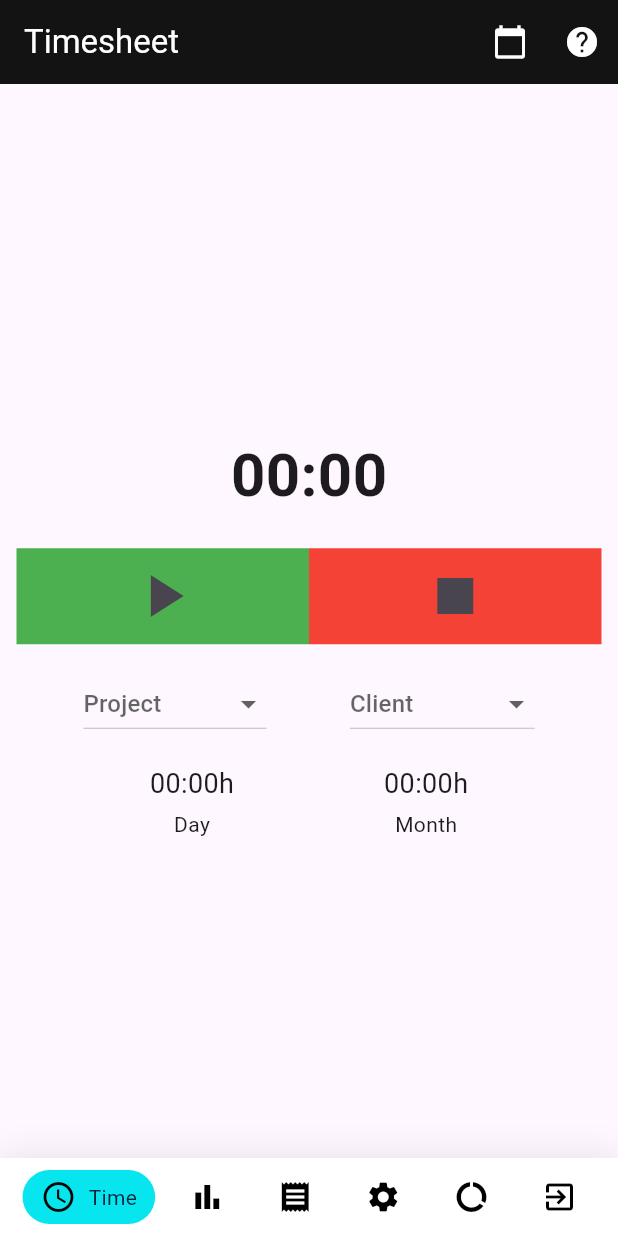
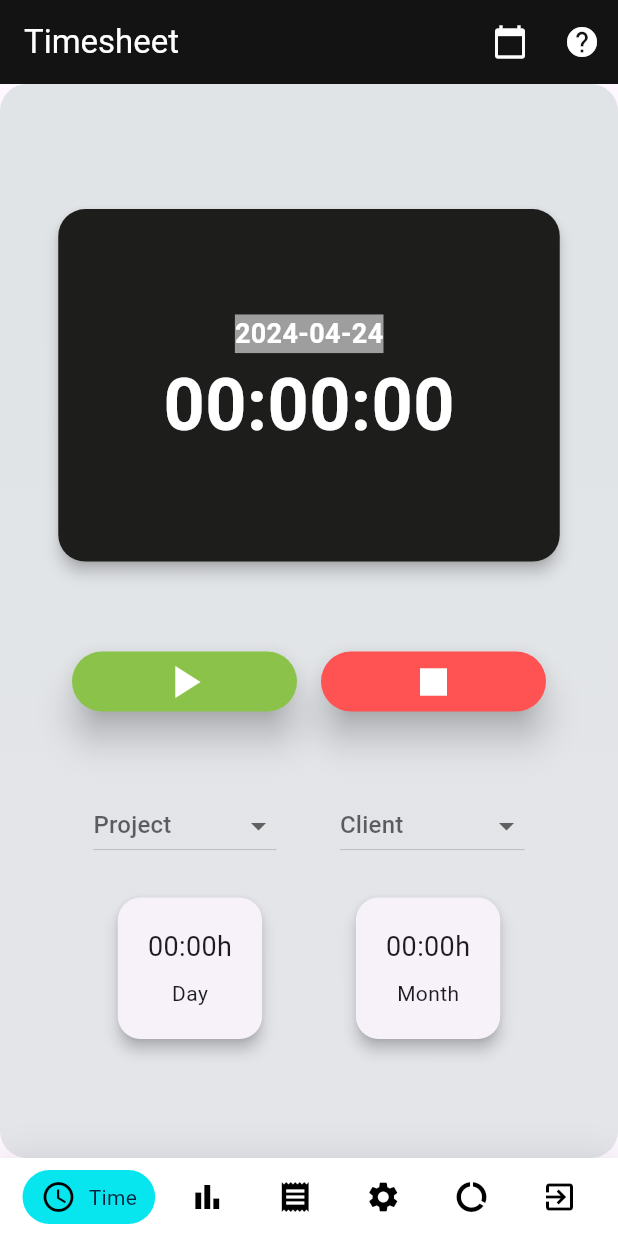
Before and after one commit to soufyane-felate/Timesheet, a Flutter app: the screen it shows after launch, on a phone screen of 412 x 824 dp. Run offline on Flutter 3.47's test engine with Material 3 defaults, Android fonts, the light colour scheme and no system bars; drawn by our look-alikes of google_nav_bar; our stand-ins replace flutter_local_notifications, get, shared_preferences, table_calendar.

Commit message:
add mediaQuery

```diff
--- a/lib/btnButtomFeatures/language_controller.dart
+++ b/lib/btnButtomFeatures/language_controller.dart
@@ -1,3 +1,5 @@
+// ignore_for_file: equal_keys_in_map
+
 import 'package:flutter/material.dart';
 import 'package:get/get.dart';
 
@@ -355,7 +357,6 @@ class LanguageController extends Translations {
           'The new time record will be Hour/Flat Rate based on the project setting':
               'Le nouveau relevé de temps sera basé sur le tarif horaire ou forfaitaire en fonction des paramètres du projet.',
           'Notes': 'Remarques',
-          // ignore: equal_keys_in_map
           'In project setting, you can choose Hour/Flat Rate':
               ' Dans les paramètres du projet, vous pouvez choisir entre le tarif horaire ou forfaitaire.',
           'Click Title to change period':
@@ -533,12 +534,10 @@ class LanguageController extends Translations {
           'Notes': 'Anmerkungen',
           'Status': 'Status',
           'Add Mileage': 'Kilometer hinzufügen',
-          // ignore: equal_keys_in_map
           "Status": "Status",
           "Open": "Offen",
           "Billable": "Abrechenbar",
           "Add Expense / Deduction": "Ausgabe / Abzug hinzufügen",
-          // ignore: equal_keys_in_map
           "Add Mileage": "Kilometerstand hinzufügen",
           "Time in": "Anfangszeit",
           "Time out": "Endzeit",
--- a/lib/second.dart
+++ b/lib/second.dart
@@ -1,7 +1,9 @@
 import 'dart:async';
 import 'dart:io';
 
+import 'package:flutter/cupertino.dart';
 import 'package:flutter/material.dart';
+import 'package:flutter/widgets.dart';
 import 'package:flutter_local_notifications/flutter_local_notifications.dart';
 import 'package:get/get.dart';
 import 'package:google_nav_bar/google_nav_bar.dart';
@@ -9,6 +11,7 @@ import 'package:timesheet_1/btnButtomFeatures/settings.dart';
 import 'package:timesheet_1/calendar_page.dart';
 import 'package:timesheet_1/help.dart';
 import 'package:timesheet_1/update_time.dart';
+import 'package:intl/intl.dart'; // Import the package responsible for formatting dates
 
 class DropdownItem {
   final String displayText;
@@ -61,7 +64,7 @@ class _SecondState extends State<Second> {
 
   void _showNotification(String title, String body) async {
     String elapsedTime = TimerUtil.formatTime(_stopwatch.elapsedMilliseconds);
-  body = '$body\nElapsed Time: $elapsedTime';
+    //body = '$body\nElapsed Time: $elapsedTime';
 
     const AndroidNotificationDetails androidPlatformChannelSpecifics =
         AndroidNotificationDetails(
@@ -84,8 +87,6 @@ class _SecondState extends State<Second> {
       platformChannelSpecifics,
     );
   }
-
-
 
   @override
   void dispose() {
@@ -185,28 +186,23 @@ class _SecondState extends State<Second> {
     return Column(
       children: [
         Text(value, style: TextStyle(fontSize: 18)),
-        SizedBox(height: 4),
+        SizedBox(
+            height: MediaQuery.of(context).size.height *
+                0.01), // Adjust spacing between items using MediaQuery
         Text(label),
       ],
-    );
-  }
-
-  Widget _buildButton(String text, IconData icon, {VoidCallback? onPressed}) {
-    return IconButton(
-      onPressed: onPressed,
-      icon: Column(
-        mainAxisSize: MainAxisSize.min,
-        children: [
-          Icon(icon),
-          Text(text),
-        ],
-      ),
     );
   }
 
   @override
   Widget build(BuildContext context) {
     String formattedTime = TimerUtil.formatTime(_stopwatch.elapsedMilliseconds);
+    String currentDate = DateFormat('yyyy-MM-dd').format(DateTime.now());
+
+    final screenWidth = MediaQuery.of(context).size.width;
+    final screenHeight = MediaQuery.of(context).size.height;
+    final bool isLargeScreen = screenWidth > 600;
+
     return Scaffold(
       appBar: AppBar(
         backgroundColor: const Color.fromARGB(255, 18, 19, 18),
@@ -234,40 +230,110 @@ class _SecondState extends State<Second> {
         ],
       ),
       body: Container(
-        child: Center(
+        decoration: BoxDecoration(
+          gradient: LinearGradient(
+            begin: Alignment.topCenter,
+            end: Alignment.bottomCenter,
+            colors: [
+              Color.fromARGB(255, 224, 228, 230),
+              Color.fromARGB(255, 228, 229, 233),
+            ],
+          ),
+          borderRadius: BorderRadius.circular(18),
+        ),
+        padding: EdgeInsets.all(isLargeScreen ? 40 : 20),
         child: Column(
           mainAxisAlignment: MainAxisAlignment.center,
           children: [
-              SizedBox(height: 20),
+            Column(
+              children: [
+                Card(
+                  margin: EdgeInsets.all(8),
+                  color: const Color.fromARGB(255, 29, 29, 28),
+                  elevation: 4,
+                  shape: RoundedRectangleBorder(
+                    borderRadius: BorderRadius.circular(18.0),
+                  ),
+                  child: Padding(
+                    padding: EdgeInsets.all(
+                      isLargeScreen ? 120 : 70, // زيادة حجم padding
+                    ),
+                    child: Column(
+                      mainAxisAlignment: MainAxisAlignment.start,
+                      children: [
+                        Padding(
+                          padding:
+                              EdgeInsets.only(right: isLargeScreen ? 130 : 0),
+                          child: Text(
+                            currentDate,
+                            style: const TextStyle(
+                              backgroundColor: Colors.grey,
+                              fontSize: 18, // زيادة حجم النص
+                              fontWeight: FontWeight.bold,
+                              color: Colors.white,
+                            ),
+                          ),
+                        ),
                         Text(
                           formattedTime,
-                style: TextStyle(fontSize: 40, fontWeight: FontWeight.bold),
-              ),
-              SizedBox(height: 20),
-              Row(
-                mainAxisAlignment: MainAxisAlignment.center,
-                children: [
-                  Container(
-                    width: 195,
-                    color: Colors.green,
-                    child: IconButton(
-                      icon: Icon(_isRunning ? Icons.pause : Icons.play_arrow),
-                      onPressed: _toggleTimer,
-                      iconSize: 48,
-                    ),
-                  ),
-                  Container(
-                    width: 195,
-                    color: Colors.red,
-                    child: IconButton(
-                      icon: Icon(Icons.stop),
-                      onPressed: _resetTimer,
-                      iconSize: 48,
+                          style: TextStyle(
+                            fontSize: isLargeScreen ? 78 : 48, // زيادة حجم النص
+                            fontWeight: FontWeight.bold,
+                            color: Colors.white,
                           ),
                         ),
                       ],
                     ),
-              SizedBox(height: 16),
+                  ),
+                ),
+                SizedBox(height: isLargeScreen ? 40 : 20),
+                Padding(
+                  padding: EdgeInsets.all(isLargeScreen ? 40 : 20),
+                  child: Row(
+                    mainAxisAlignment: MainAxisAlignment.center,
+                    children: [
+                      Expanded(
+                        flex: 1, // تحديد نسبة العرض للزر
+                        child: Container(
+                          margin: EdgeInsets.all(8),
+                          child: ElevatedButton(
+                            style: ElevatedButton.styleFrom(
+                              foregroundColor: Colors.white,
+                              backgroundColor: Colors.lightGreen,
+                              elevation: 10,
+                            ),
+                            onPressed: _toggleTimer,
+                            child: Icon(
+                              _isRunning ? Icons.pause : Icons.play_arrow,
+                              size: isLargeScreen ? 45 : 36,
+                            ),
+                          ),
+                        ),
+                      ),
+                      Expanded(
+                        flex: 1, // تحديد نسبة العرض للزر
+                        child: Container(
+                          margin: EdgeInsets.all(8),
+                          child: ElevatedButton(
+                            style: ElevatedButton.styleFrom(
+                              foregroundColor: Colors.white,
+                              backgroundColor: Colors.redAccent,
+                              elevation: 10,
+                            ),
+                            onPressed: _resetTimer,
+                            child: Icon(
+                              Icons.stop,
+                              size: isLargeScreen ? 48 : 36,
+                            ),
+                          ),
+                        ),
+                      ),
+                    ],
+                  ),
+                ),
+              ],
+            ),
+            SizedBox(height: isLargeScreen ? 40 : 20),
             Row(
               mainAxisAlignment: MainAxisAlignment.spaceEvenly,
               children: [
@@ -275,16 +341,33 @@ class _SecondState extends State<Second> {
                 _buildDropdown('client'.tr),
               ],
             ),
-              SizedBox(height: 16),
+            SizedBox(height: isLargeScreen ? 40 : 20),
             Row(
               mainAxisAlignment: MainAxisAlignment.spaceEvenly,
               children: [
-                  _buildCounter('day'.tr, '00:00h'),
-                  _buildCounter('month'.tr, '00:00h'),
+                Card(
+                  elevation: 4,
+                  shape: RoundedRectangleBorder(
+                    borderRadius: BorderRadius.circular(15.0),
+                  ),
+                  child: Padding(
+                    padding: EdgeInsets.all(20),
+                    child: _buildCounter('day'.tr, '00:00h'),
+                  ),
+                ),
+                Card(
+                  elevation: 4,
+                  shape: RoundedRectangleBorder(
+                    borderRadius: BorderRadius.circular(15.0),
+                  ),
+                  child: Padding(
+                    padding: EdgeInsets.all(20),
+                    child: _buildCounter('month'.tr, '00:00h'),
+                  ),
+                ),
               ],
             ),
           ],
-          ),
         ),
       ),
       bottomNavigationBar: Container(
@@ -381,10 +464,12 @@ class TimerUtil {
   static String formatTime(int milliseconds) {
     int seconds = (milliseconds ~/ 1000) % 60;
     int minutes = (milliseconds ~/ (1000 * 60)) % 60;
+    int hours = (milliseconds ~/ (1000 * 60 * 60)) % 24;
 
+    String hoursStr = hours.toString().padLeft(2, '0');
     String minutesStr = minutes.toString().padLeft(2, '0');
     String secondsStr = seconds.toString().padLeft(2, '0');
 
-    return "$minutesStr:$secondsStr";
+    return "$hoursStr:$minutesStr:$secondsStr";
   }
 }
--- a/lib/update_time.dart
+++ b/lib/update_time.dart
@@ -615,6 +615,37 @@ class _UpdateTimeState extends State<UpdateTime> {
                   onPressed: () {},
                   child: Text("Add Mileage".tr),
                 ),
+                Row(
+                  children: [
+                    Expanded(
+                      flex: 1,
+                      child: MaterialButton(
+                        minWidth: double.infinity,
+                        color: Color.fromARGB(255, 221, 221, 223),
+                        onPressed: () {},
+                        child: Text("Delete ".tr),
+                      ),
+                    ),
+                    Expanded(
+                      flex: 1,
+                      child: MaterialButton(
+                        minWidth: double.infinity,
+                        color: Color.fromARGB(255, 221, 221, 223),
+                        onPressed: () {},
+                        child: Text("Update ".tr),
+                      ),
+                    ),
+                    Expanded(
+                      flex: 1,
+                      child: MaterialButton(
+                        minWidth: double.infinity,
+                        color: Color.fromARGB(255, 221, 221, 223),
+                        onPressed: () {},
+                        child: Text("Add ".tr),
+                      ),
+                    ),
+                  ],
+                )
               ],
             ),
           ),
--- a/pubspec.yaml
+++ b/pubspec.yaml
@@ -47,6 +47,8 @@ dependencies:
   get_storage: ^2.1.1
   firebase_core: ^2.30.0
   firebase_messaging: ^14.8.2
+  awesome_notifications: ^0.8.2
+  intl: ^0.18.1
 
 dev_dependencies:
   flutter_test:
```
Also changed, not shown: pubspec.lock, 5 other files. Lines whose indentation alone changed are shown as unchanged.
